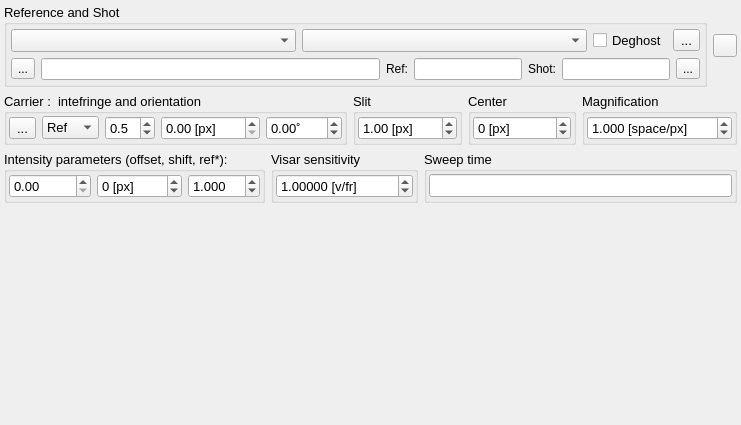
NeutrinoToolkit/Neutrino, file plugins/Visar/VisarSettings.ui: the form before one commit.
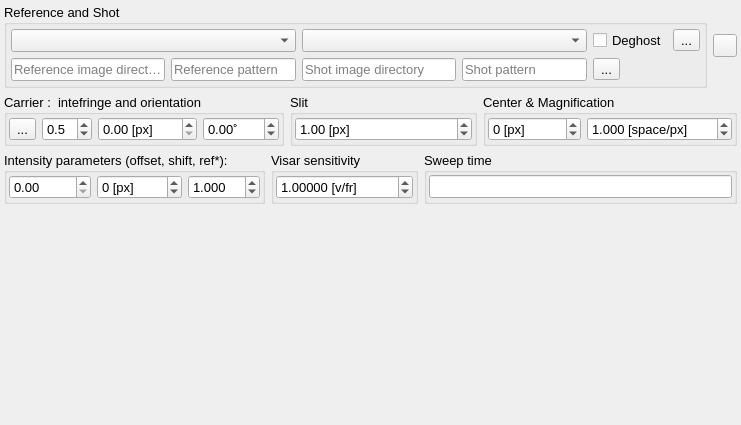
The form after the commit. Icons and pictures are not drawn. Custom widgets are drawn as their Qt base class.

Commit message: [VISAR] diffrent dir for ref and shot in globbing

```diff
--- a/plugins/Visar/VisarSettings.ui
+++ b/plugins/Visar/VisarSettings.ui
@@ -61,17 +61,20 @@
          <property name="bottomMargin">
           <number>0</number>
          </property>
-         <item row="1" column="0">
-          <widget class="QGroupBox" name="groupBox_5">
+         <item row="1" column="1">
+          <widget class="QGroupBox" name="groupBox_4">
            <property name="font">
             <font>
              <pointsize>10</pointsize>
             </font>
            </property>
+           <property name="toolTip">
+            <string>Time resolution in pixel</string>
+           </property>
            <property name="title">
-            <string>Carrier :  intefringe and orientation</string>
+            <string>Slit</string>
            </property>
-           <layout class="QGridLayout" name="gridLayout_6" columnstretch="0,0,0,0,0">
+           <layout class="QHBoxLayout" name="horizontalLayout_2">
             <property name="leftMargin">
              <number>2</number>
             </property>
@@ -84,100 +87,16 @@
             <property name="bottomMargin">
              <number>2</number>
             </property>
-            <item row="0" column="0">
-             <widget class="QToolButton" name="guess">
+            <item>
+             <widget class="QDoubleSpinBox" name="resolution">
               <property name="toolTip">
-               <string>Calculate interfringe</string>
-              </property>
-              <property name="text">
-               <string>...</string>
-              </property>
-              <property name="icon">
-               <iconset resource="../Ghost_fringes/GhostFringes.qrc">
-                <normaloff>:/icons/refresh2.png</normaloff>:/icons/refresh2.png</iconset>
-              </property>
-              <property name="neutrinoSave" stdset="0">
-               <bool>true</bool>
-              </property>
-             </widget>
-            </item>
-            <item row="0" column="3">
-             <widget class="QDoubleSpinBox" name="interfringe">
-              <property name="toolTip">
-               <string>Interfringe (px)</string>
+               <string>Slit thickness (temporal convolution)</string>
               </property>
               <property name="suffix">
                <string> [px]</string>
               </property>
-              <property name="maximum">
-               <double>9999.989999999999782</double>
-              </property>
-              <property name="singleStep">
-               <double>1.000000000000000</double>
-              </property>
-              <property name="neutrinoSave" stdset="0">
-               <bool>true</bool>
-              </property>
-             </widget>
-            </item>
-            <item row="0" column="2">
-             <widget class="QDoubleSpinBox" name="guessWeight">
-              <property name="toolTip">
-               <string>Frequency weight (&lt;0 for lower freq; &gt;0 for higher freq)</string>
-              </property>
-              <property name="decimals">
-               <number>1</number>
-              </property>
-              <property name="minimum">
-               <double>-9.900000000000000</double>
-              </property>
-              <property name="maximum">
-               <double>9.900000000000000</double>
-              </property>
-              <property name="singleStep">
-               <double>0.100000000000000</double>
-              </property>
               <property name="value">
-               <double>0.500000000000000</double>
-              </property>
-              <property name="neutrinoSave" stdset="0">
-               <bool>true</bool>
-              </property>
-             </widget>
-            </item>
-            <item row="0" column="1">
-             <widget class="QComboBox" name="carrierPhys">
-              <property name="toolTip">
-               <string>Image used to calculate interfringe</string>
-              </property>
-              <property name="neutrinoSave" stdset="0">
-               <bool>true</bool>
-              </property>
-              <item>
-               <property name="text">
-                <string>Ref</string>
-               </property>
-              </item>
-              <item>
-               <property name="text">
-                <string>Shot</string>
-               </property>
-              </item>
-             </widget>
-            </item>
-            <item row="0" column="4">
-             <widget class="QDoubleSpinBox" name="angle">
-              <property name="toolTip">
-               <string>Fringes orientation (0˚ means vertical)</string>
-              </property>
-              <property name="suffix">
-               <string>˚</string>
-              </property>
-              <property name="minimum">
-               <double>-360.000000000000000</double>
-              </property>
-              <property name="maximum">
-               <double>360.000000000000000</double>
+               <double>1.000000000000000</double>
               </property>
               <property name="neutrinoSave" stdset="0">
                <bool>true</bool>
@@ -187,7 +106,7 @@
            </layout>
           </widget>
          </item>
-         <item row="0" column="0" colspan="4">
+         <item row="0" column="0" colspan="3">
           <widget class="QWidget" name="widget_3" native="true">
            <layout class="QHBoxLayout" name="horizontalLayout_3" stretch="0,0">
             <property name="leftMargin">
@@ -225,6 +144,108 @@
                <property name="bottomMargin">
                 <number>4</number>
                </property>
+               <item row="0" column="3">
+                <widget class="QToolButton" name="Deghost">
+                 <property name="text">
+                  <string>...</string>
+                 </property>
+                 <property name="icon">
+                  <iconset resource="../../../build-neutrinoMaster-Brew-Debug/src/qrc/icons.qrc">
+                   <normaloff>:/icons/region.png</normaloff>:/icons/region.png</iconset>
+                 </property>
+                 <property name="checkable">
+                  <bool>false</bool>
+                 </property>
+                </widget>
+               </item>
+               <item row="1" column="1">
+                <widget class="QWidget" name="widget_7" native="true">
+                 <layout class="QHBoxLayout" name="horizontalLayout_9" stretch="1,0">
+                  <property name="leftMargin">
+                   <number>0</number>
+                  </property>
+                  <property name="topMargin">
+                   <number>0</number>
+                  </property>
+                  <property name="rightMargin">
+                   <number>0</number>
+                  </property>
+                  <property name="bottomMargin">
+                   <number>0</number>
+                  </property>
+                  <item>
+                   <widget class="QLineEdit" name="globDirShot">
+                    <property name="toolTip">
+                     <string>Directory containing all the shots</string>
+                    </property>
+                    <property name="placeholderText">
+                     <string>Shot image directory</string>
+                    </property>
+                    <property name="neutrinoSave" stdset="0">
+                     <bool>true</bool>
+                    </property>
+                   </widget>
+                  </item>
+                  <item>
+                   <widget class="QLineEdit" name="globShot">
+                    <property name="toolTip">
+                     <string>RegEx match filename:  use (\d+) to replace a shot number. e.g. visar1_(\d+)_ref.img</string>
+                    </property>
+                    <property name="placeholderText">
+                     <string>Shot pattern</string>
+                    </property>
+                    <property name="neutrinoSave" stdset="0">
+                     <bool>true</bool>
+                    </property>
+                   </widget>
+                  </item>
+                 </layout>
+                </widget>
+               </item>
+               <item row="1" column="0">
+                <widget class="QWidget" name="widget_6" native="true">
+                 <layout class="QHBoxLayout" name="horizontalLayout_7" stretch="1,0">
+                  <property name="leftMargin">
+                   <number>0</number>
+                  </property>
+                  <property name="topMargin">
+                   <number>0</number>
+                  </property>
+                  <property name="rightMargin">
+                   <number>0</number>
+                  </property>
+                  <property name="bottomMargin">
+                   <number>0</number>
+                  </property>
+                  <item>
+                   <widget class="QLineEdit" name="globDirRef">
+                    <property name="toolTip">
+                     <string>Directory containing all the references</string>
+                    </property>
+                    <property name="placeholderText">
+                     <string>Reference image directory</string>
+                    </property>
+                    <property name="neutrinoSave" stdset="0">
+                     <bool>true</bool>
+                    </property>
+                   </widget>
+                  </item>
+                  <item>
+                   <widget class="QLineEdit" name="globRef">
+                    <property name="toolTip">
+                     <string>RegEx match filename:  use (\d+) to replace a shot number. e.g. visar1_(\d+)_ref.img</string>
+                    </property>
+                    <property name="placeholderText">
+                     <string>Reference pattern</string>
+                    </property>
+                    <property name="neutrinoSave" stdset="0">
+                     <bool>true</bool>
+                    </property>
+                   </widget>
+                  </item>
+                 </layout>
+                </widget>
+               </item>
                <item row="0" column="0">
                 <widget class="QComboBox" name="refImage">
                  <property name="toolTip">
@@ -245,6 +266,20 @@
                  </property>
                 </widget>
                </item>
+               <item row="1" column="2">
+                <widget class="QToolButton" name="globRefresh">
+                 <property name="toolTip">
+                  <string>Guess Dir, Ref and Shot from current images</string>
+                 </property>
+                 <property name="text">
+                  <string>...</string>
+                 </property>
+                 <property name="icon">
+                  <iconset resource="../../../build-neutrinoMaster-Brew-Debug/src/qrc/icons.qrc">
+                   <normaloff>:/icons/autoRefresh.png</normaloff>:/icons/autoRefresh.png</iconset>
+                 </property>
+                </widget>
+               </item>
                <item row="0" column="2">
                 <widget class="QCheckBox" name="DeghostCheck">
                  <property name="toolTip">
@@ -261,112 +296,6 @@
                  </property>
                 </widget>
                </item>
-               <item row="0" column="3">
-                <widget class="QToolButton" name="Deghost">
-                 <property name="text">
-                  <string>...</string>
-                 </property>
-                 <property name="icon">
-                  <iconset resource="../../../build-neutrinoMaster-Brew-Debug/src/qrc/icons.qrc">
-                   <normaloff>:/icons/region.png</normaloff>:/icons/region.png</iconset>
-                 </property>
-                 <property name="checkable">
-                  <bool>false</bool>
-                 </property>
-                </widget>
-               </item>
-               <item row="1" column="0" colspan="4">
-                <widget class="QWidget" name="widget_5" native="true">
-                 <property name="font">
-                  <font>
-                   <pointsize>9</pointsize>
-                  </font>
-                 </property>
-                 <layout class="QHBoxLayout" name="horizontalLayout_4" stretch="0,1,0,0,0,0,0">
-                  <property name="leftMargin">
-                   <number>0</number>
-                  </property>
-                  <property name="topMargin">
-                   <number>0</number>
-                  </property>
-                  <property name="rightMargin">
-                   <number>0</number>
-                  </property>
-                  <property name="bottomMargin">
-                   <number>0</number>
-                  </property>
-                  <item>
-                   <widget class="QToolButton" name="globDirButton">
-                    <property name="text">
-                     <string>...</string>
-                    </property>
-                    <property name="icon">
-                     <iconset resource="../../../build-neutrinoMaster-Brew-Debug/src/qrc/icons.qrc">
-                      <normaloff>:/icons/dir.png</normaloff>:/icons/dir.png</iconset>
-                    </property>
-                   </widget>
-                  </item>
-                  <item>
-                   <widget class="QLineEdit" name="globDir">
-                    <property name="toolTip">
-                     <string>Directory containing all the shots</string>
-                    </property>
-                    <property name="neutrinoSave" stdset="0">
-                     <bool>true</bool>
-                    </property>
-                   </widget>
-                  </item>
-                  <item>
-                   <widget class="QLabel" name="label_2">
-                    <property name="text">
-                     <string>Ref:</string>
-                    </property>
-                   </widget>
-                  </item>
-                  <item>
-                   <widget class="QLineEdit" name="globRef">
-                    <property name="toolTip">
-                     <string>RegEx match filename:  use (\d+) to replace a shot number. e.g. visar1_(\d+)_ref.img</string>
-                    </property>
-                    <property name="neutrinoSave" stdset="0">
-                     <bool>true</bool>
-                    </property>
-                   </widget>
-                  </item>
-                  <item>
-                   <widget class="QLabel" name="label_3">
-                    <property name="text">
-                     <string>Shot:</string>
-                    </property>
-                   </widget>
-                  </item>
-                  <item>
-                   <widget class="QLineEdit" name="globShot">
-                    <property name="toolTip">
-                     <string>RegEx match filename:  use (\d+) to replace a shot number. e.g. visar1_(\d+)_ref.img</string>
-                    </property>
-                    <property name="neutrinoSave" stdset="0">
-                     <bool>true</bool>
-                    </property>
-                   </widget>
-                  </item>
-                  <item>
-                   <widget class="QToolButton" name="globRefresh">
-                    <property name="toolTip">
-                     <string>Guess Dir, Ref and Shot from current images</string>
-                    </property>
-                    <property name="text">
-                     <string>...</string>
-                    </property>
-                    <property name="icon">
-                     <iconset resource="../../../build-neutrinoMaster-Brew-Debug/src/qrc/icons.qrc">
-                      <normaloff>:/icons/autoRefresh.png</normaloff>:/icons/autoRefresh.png</iconset>
-                    </property>
-                   </widget>
-                  </item>
-                 </layout>
-                </widget>
-               </item>
               </layout>
              </widget>
             </item>
@@ -395,7 +324,7 @@
            </layout>
           </widget>
          </item>
-         <item row="1" column="3">
+         <item row="1" column="2">
           <widget class="QGroupBox" name="groupBox_8">
            <property name="font">
             <font>
@@ -403,7 +332,7 @@
             </font>
            </property>
            <property name="title">
-            <string>Magnification</string>
+            <string>Center &amp;&amp; Magnification</string>
            </property>
            <layout class="QHBoxLayout" name="horizontalLayout_5">
             <property name="leftMargin">
@@ -419,59 +348,6 @@
              <number>2</number>
             </property>
             <item>
-             <widget class="QDoubleSpinBox" name="magnification">
-              <property name="font">
-               <font>
-                <pointsize>10</pointsize>
-               </font>
-              </property>
-              <property name="toolTip">
-               <string>Image magnification</string>
-              </property>
-              <property name="suffix">
-               <string> [space/px]</string>
-              </property>
-              <property name="decimals">
-               <number>3</number>
-              </property>
-              <property name="maximum">
-               <double>9999.989999999999782</double>
-              </property>
-              <property name="value">
-               <double>1.000000000000000</double>
-              </property>
-              <property name="neutrinoSave" stdset="0">
-               <bool>true</bool>
-              </property>
-             </widget>
-            </item>
-           </layout>
-          </widget>
-         </item>
-         <item row="1" column="2">
-          <widget class="QGroupBox" name="groupBox_9">
-           <property name="font">
-            <font>
-             <pointsize>10</pointsize>
-            </font>
-           </property>
-           <property name="title">
-            <string>Center</string>
-           </property>
-           <layout class="QHBoxLayout" name="horizontalLayout_6">
-            <property name="leftMargin">
-             <number>2</number>
-            </property>
-            <property name="topMargin">
-             <number>2</number>
-            </property>
-            <property name="rightMargin">
-             <number>2</number>
-            </property>
-            <property name="bottomMargin">
-             <number>2</number>
-            </property>
-            <item>
              <widget class="QSpinBox" name="physOriginSpace">
               <property name="font">
                <font>
@@ -495,23 +371,47 @@
               </property>
              </widget>
             </item>
+            <item>
+             <widget class="QDoubleSpinBox" name="magnification">
+              <property name="font">
+               <font>
+                <pointsize>10</pointsize>
+               </font>
+              </property>
+              <property name="toolTip">
+               <string>Image magnification</string>
+              </property>
+              <property name="suffix">
+               <string> [space/px]</string>
+              </property>
+              <property name="decimals">
+               <number>3</number>
+              </property>
+              <property name="maximum">
+               <double>9999.989999999999782</double>
+              </property>
+              <property name="value">
+               <double>1.000000000000000</double>
+              </property>
+              <property name="neutrinoSave" stdset="0">
+               <bool>true</bool>
+              </property>
+             </widget>
+            </item>
            </layout>
           </widget>
          </item>
-         <item row="1" column="1">
-          <widget class="QGroupBox" name="groupBox_4">
+         <item row="1" column="0">
+          <widget class="QGroupBox" name="groupBox_5">
            <property name="font">
             <font>
              <pointsize>10</pointsize>
             </font>
            </property>
-           <property name="toolTip">
-            <string>Time resolution in pixel</string>
-           </property>
            <property name="title">
-            <string>Slit</string>
+            <string>Carrier :  intefringe and orientation</string>
            </property>
-           <layout class="QHBoxLayout" name="horizontalLayout_2">
+           <layout class="QGridLayout" name="gridLayout_6" columnstretch="0,0,0,0">
             <property name="leftMargin">
              <number>2</number>
             </property>
@@ -524,15 +424,54 @@
             <property name="bottomMargin">
              <number>2</number>
             </property>
-            <item>
-             <widget class="QDoubleSpinBox" name="resolution">
+            <item row="0" column="0">
+             <widget class="QToolButton" name="guess">
               <property name="toolTip">
-               <string>Slit thickness (temporal convolution)</string>
+               <string>Calculate interfringe</string>
+              </property>
+              <property name="text">
+               <string>...</string>
+              </property>
+              <property name="icon">
+               <iconset resource="../Ghost_fringes/GhostFringes.qrc">
+                <normaloff>:/icons/refresh2.png</normaloff>:/icons/refresh2.png</iconset>
+              </property>
+              <property name="neutrinoSave" stdset="0">
+               <bool>true</bool>
+              </property>
+             </widget>
+            </item>
+            <item row="0" column="3">
+             <widget class="QDoubleSpinBox" name="angle">
+              <property name="toolTip">
+               <string>Fringes orientation (0˚ means vertical)</string>
+              </property>
+              <property name="suffix">
+               <string>˚</string>
+              </property>
+              <property name="minimum">
+               <double>-360.000000000000000</double>
+              </property>
+              <property name="maximum">
+               <double>360.000000000000000</double>
+              </property>
+              <property name="neutrinoSave" stdset="0">
+               <bool>true</bool>
+              </property>
+             </widget>
+            </item>
+            <item row="0" column="2">
+             <widget class="QDoubleSpinBox" name="interfringe">
+              <property name="toolTip">
+               <string>Interfringe (px)</string>
               </property>
               <property name="suffix">
                <string> [px]</string>
               </property>
-              <property name="value">
+              <property name="maximum">
+               <double>9999.989999999999782</double>
+              </property>
+              <property name="singleStep">
                <double>1.000000000000000</double>
               </property>
               <property name="neutrinoSave" stdset="0">
@@ -540,6 +479,31 @@
               </property>
              </widget>
             </item>
+            <item row="0" column="1">
+             <widget class="QDoubleSpinBox" name="guessWeight">
+              <property name="toolTip">
+               <string>Frequency weight (&lt;0 for lower freq; &gt;0 for higher freq)</string>
+              </property>
+              <property name="decimals">
+               <number>1</number>
+              </property>
+              <property name="minimum">
+               <double>-9.900000000000000</double>
+              </property>
+              <property name="maximum">
+               <double>9.900000000000000</double>
+              </property>
+              <property name="singleStep">
+               <double>0.100000000000000</double>
+              </property>
+              <property name="value">
+               <double>0.500000000000000</double>
+              </property>
+              <property name="neutrinoSave" stdset="0">
+               <bool>true</bool>
+              </property>
+             </widget>
+            </item>
            </layout>
           </widget>
          </item>
@@ -574,7 +538,7 @@
         <property name="title">
          <string>Intensity parameters (offset, shift, ref*): </string>
         </property>
-        <layout class="QGridLayout" name="gridLayout_5">
+        <layout class="QHBoxLayout" name="horizontalLayout_4">
          <property name="leftMargin">
           <number>2</number>
          </property>
@@ -587,32 +551,7 @@
          <property name="bottomMargin">
           <number>2</number>
          </property>
-         <item row="2" column="3">
-          <widget class="QDoubleSpinBox" name="multRef">
-           <property name="toolTip">
-            <string>Reference intensity multiplication factor: Fix jitter between ref. and shot</string>
-           </property>
-           <property name="suffix">
-            <string/>
-           </property>
-           <property name="decimals">
-            <number>3</number>
-           </property>
-           <property name="minimum">
-            <double>-99.989999999999995</double>
-           </property>
-           <property name="singleStep">
-            <double>0.050000000000000</double>
-           </property>
-           <property name="value">
-            <double>1.000000000000000</double>
-           </property>
-           <property name="neutrinoSave" stdset="0">
-            <bool>true</bool>
-           </property>
-          </widget>
-         </item>
-         <item row="2" column="1">
+         <item>
           <widget class="QDoubleSpinBox" name="offRef">
            <property name="toolTip">
             <string>offset reference (dark value)</string>
@@ -625,7 +564,7 @@
            </property>
           </widget>
          </item>
-         <item row="2" column="2">
+         <item>
           <widget class="QSpinBox" name="intensityShift">
            <property name="toolTip">
             <string>Pixel time delay of intensity between probe and shot</string>
@@ -644,6 +583,31 @@
            </property>
           </widget>
          </item>
+         <item>
+          <widget class="QDoubleSpinBox" name="multRef">
+           <property name="toolTip">
+            <string>Reference intensity multiplication factor: Fix jitter between ref. and shot</string>
+           </property>
+           <property name="suffix">
+            <string/>
+           </property>
+           <property name="decimals">
+            <number>3</number>
+           </property>
+           <property name="minimum">
+            <double>-99.989999999999995</double>
+           </property>
+           <property name="singleStep">
+            <double>0.050000000000000</double>
+           </property>
+           <property name="value">
+            <double>1.000000000000000</double>
+           </property>
+           <property name="neutrinoSave" stdset="0">
+            <bool>true</bool>
+           </property>
+          </widget>
+         </item>
         </layout>
        </widget>
       </item>
@@ -657,7 +621,7 @@
         <property name="title">
          <string>Visar sensitivity</string>
         </property>
-        <layout class="QGridLayout" name="gridLayout_18">
+        <layout class="QHBoxLayout" name="horizontalLayout_10">
          <property name="leftMargin">
           <number>2</number>
          </property>
@@ -670,7 +634,7 @@
          <property name="bottomMargin">
           <number>2</number>
          </property>
-         <item row="0" column="2">
+         <item>
           <widget class="QDoubleSpinBox" name="sensitivity">
            <property name="font">
             <font>
@@ -716,7 +680,7 @@
         <property name="title">
          <string>Sweep time</string>
         </property>
-        <layout class="QGridLayout" name="gridLayout_4">
+        <layout class="QHBoxLayout" name="horizontalLayout_11">
          <property name="leftMargin">
           <number>2</number>
          </property>
@@ -729,7 +693,7 @@
          <property name="bottomMargin">
           <number>2</number>
          </property>
-         <item row="0" column="0">
+         <item>
           <widget class="QLineEdit" name="physScale">
            <property name="font">
             <font>
```
Left out of the diff: 4 changed lines with no effect on the pictures. The commit also changes 3 other files.
